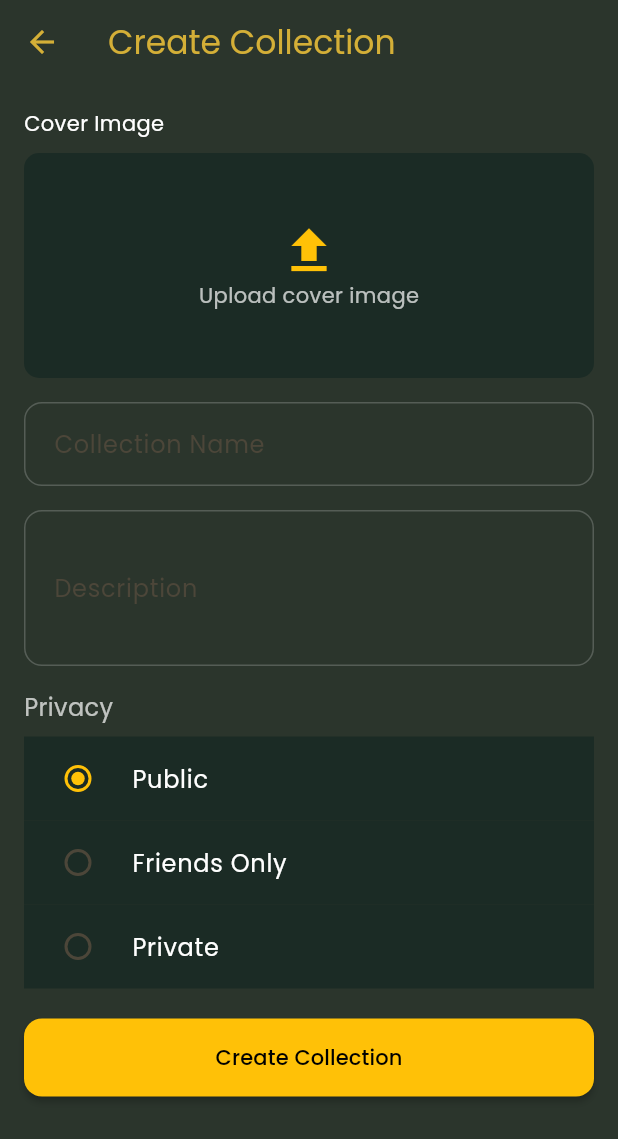
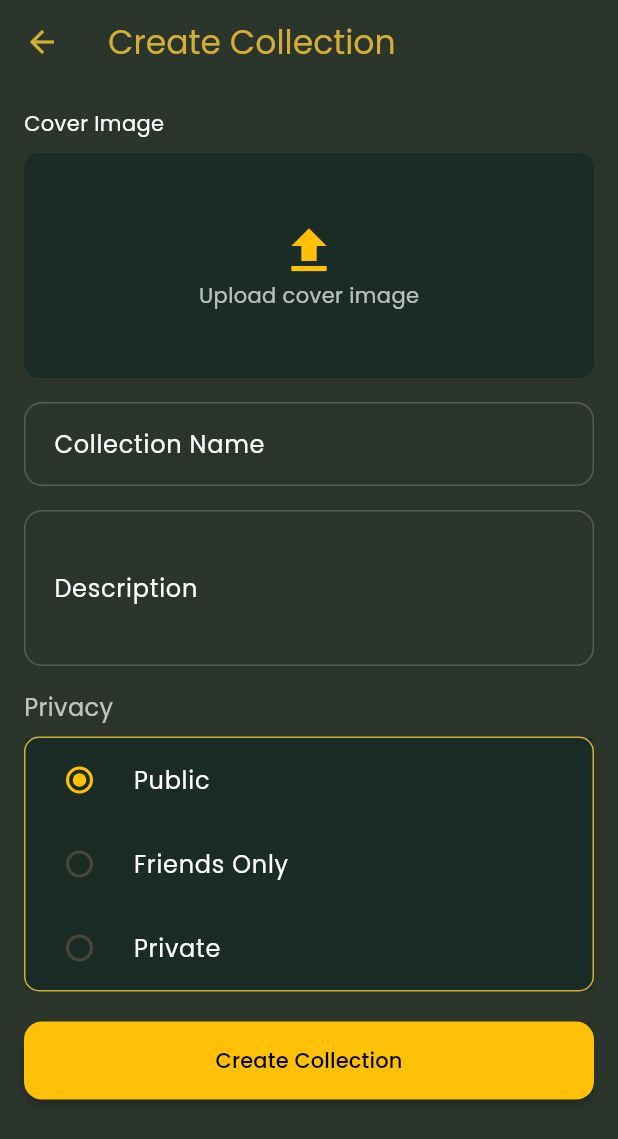
Before and after one commit to santoshparthe0117-maker/klektion, a Flutter app: the CollectionsScreen screen opened directly, after a tap on "Create New Collection", on a phone screen of 412 x 824 dp. Shown: the top 1139 px of the screen. Run offline on Flutter 3.47's test engine with Material 3 defaults, Android fonts, the phone set to English and light mode, and no system bars; our stand-ins replace email_validator, geolocator, get, google_fonts, image_picker, shared_preferences and 1 more; accounts and stored records are empty; network calls fail.

Commit message:
follwers dev

```diff
--- a/lib/bindings/app_binding.dart
+++ b/lib/bindings/app_binding.dart
@@ -1,6 +1,7 @@
 import 'package:get/get.dart';
 import '../controllers/auth_controller.dart';
 import '../screens/features/account/controllers/categories_controller.dart';
+import '../screens/features/account/controllers/profile_stats_controller.dart';
 import '../screens/features/collections/controllers/collections_controller.dart';
 import '../screens/features/home/controllers/dashboard_controller.dart';
 import '../screens/features/items/controllers/items_controller.dart';
@@ -15,5 +16,6 @@ class AppBindings extends Bindings {
     Get.put<CategoryController>(CategoryController(), permanent: true);
     Get.put<WishlistController>(WishlistController(), permanent: true);
     Get.put<AuthController>(AuthController(), permanent: true);
+    Get.put<ProfileStatsController>(ProfileStatsController(), permanent: true);
   }
 }
--- a/lib/screens/features/collections/screens/collections_screen.dart
+++ b/lib/screens/features/collections/screens/collections_screen.dart
@@ -62,9 +62,41 @@ class CollectionsScreen extends StatelessWidget {
               ),
 
               const SizedBox(height: 16),
-              ...controller.collections
-                  .map((c) => _buildCollectionCard(context, c))
-                  .toList(),
+              Obx(() {
+                if (controller.isLoading.value) {
+                  return const Center(
+                    child: CircularProgressIndicator(color: Colors.white),
+                  );
+                }
+
+                if (controller.collections.isEmpty) {
+                  return Center(
+                    child: Column(
+                      crossAxisAlignment: CrossAxisAlignment.center,
+
+                      children: [
+                        Image.asset(
+                          'assets/images/no_data_found.png',
+                          height: 150,
+                          width: 1050,
+                        ),
+                        Text(
+                          "No collections found",
+                          style: TextStyle(color: Colors.white70, fontSize: 16),
+                        ),
+                      ],
+                    ),
+                  );
+                }
+
+                return Wrap(
+                  spacing: 12,
+                  runSpacing: 12,
+                  children: controller.collections
+                      .map((c) => _buildCollectionCard(context, c))
+                      .toList(),
+                );
+              }),
             ],
           ),
         );
--- a/lib/screens/features/collections/screens/create_collections.dart
+++ b/lib/screens/features/collections/screens/create_collections.dart
@@ -144,11 +144,12 @@ class _CreateCollectionScreenState extends State<CreateCollectionScreen> {
               const SizedBox(height: 16),
               TextFormField(
                 controller: _nameController,
+                style: const TextStyle(color: Colors.white), // <-- TEXT COLOR
                 decoration: InputDecoration(
                   labelText: 'Collection Name',
-                  hintStyle: TextStyle(color: Colors.white),
+                  labelStyle: const TextStyle(color: Colors.white),
+                  hintStyle: const TextStyle(color: Colors.white),
                   filled: true,
-
                   fillColor: Colors.transparent,
                   enabledBorder: OutlineInputBorder(
                     borderRadius: BorderRadius.circular(12),
@@ -167,13 +168,17 @@ class _CreateCollectionScreenState extends State<CreateCollectionScreen> {
                 validator: (v) =>
                     v == null || v.isEmpty ? 'Enter collection name' : null,
               ),
-              const SizedBox(height: 16),
+
+              SizedBox(height: 16),
+
               TextFormField(
                 controller: _descController,
+                style: const TextStyle(color: Colors.white), // <-- TEXT COLOR
                 decoration: InputDecoration(
                   labelText: 'Description',
+                  labelStyle: const TextStyle(color: Colors.white),
+                  hintStyle: const TextStyle(color: Colors.white),
                   filled: true,
-                  hintStyle: const TextStyle(color: Colors.white),
                   fillColor: Colors.transparent,
                   enabledBorder: OutlineInputBorder(
                     borderRadius: BorderRadius.circular(12),
@@ -203,7 +208,12 @@ class _CreateCollectionScreenState extends State<CreateCollectionScreen> {
                 ),
               ),
               const SizedBox(height: 8),
-              Column(
+              Container(
+                decoration: BoxDecoration(
+                  borderRadius: BorderRadius.circular(10),
+                  border: Border.all(color: AppColors.primaryColor),
+                ),
+                child: Column(
                   children: ['Public', 'Friends Only', 'Private']
                       .map(
                         (option) => RadioListTile(
@@ -220,6 +230,7 @@ class _CreateCollectionScreenState extends State<CreateCollectionScreen> {
                         ),
                       )
                       .toList(),
+                ),
               ),
               const SizedBox(height: 20),
               ElevatedButton(
```
Also changed, not shown: lib/screens/features/account/controllers/profile_stats_controller.dart (added, +90 -0 lines), lib/screens/features/account/screens/account_screen.dart (+40 -6 lines), lib/screens/features/discover/controllers/follows_controller.dart (added, +63 -0 lines), lib/screens/features/discover/screens/discover_screen.dart (+57 -13 lines). Lines whose indentation alone changed are shown as unchanged.
